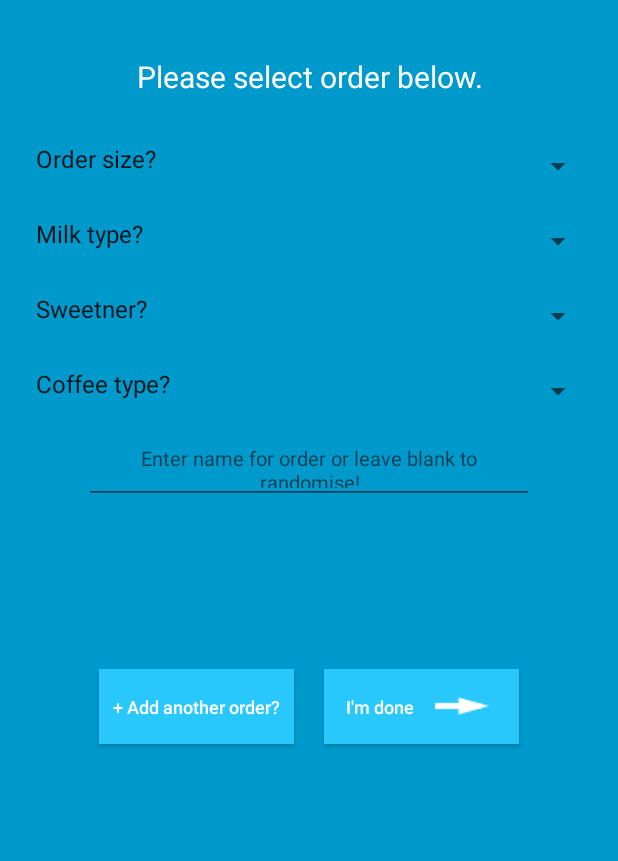
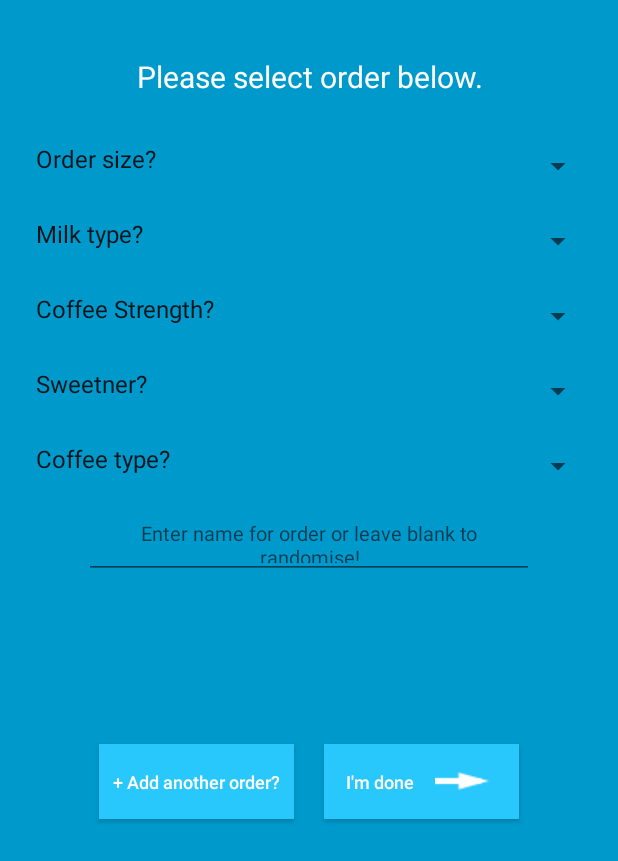
Before and after one commit to poppito/ShortBlack, an Android app: the screen it shows after launch (Orderise), on a phone screen of 412 x 824 dp. Shown: the top 861 px of the screen. Run offline under Robolectric (Android 15) with nearby library versions, the phone set to English and light mode, and no system bars.

Commit message:
coffee strength added

```diff
--- a/app/src/main/java/com/noni/Orderise/Orderise.java
+++ b/app/src/main/java/com/noni/Orderise/Orderise.java
@@ -39,11 +39,12 @@ public class Orderise extends AppCompatActivity implements OnClickListener, Adap
     private ImageButton closeKeyboard;
     private InputMethodManager imm;
     private ArrayList<String> coffeeOrders;
-    private Spinner mAdditiveChoicesSpinner, mMilkChoicesSpinner, mOrderSizesSpinner, mCoffeeTypeSpinner;
+    private Spinner mAdditiveChoicesSpinner, mMilkChoicesSpinner, mOrderSizesSpinner, mCoffeeTypeSpinner, mCoffeeStrengthSpinner;
     private static final String milkChoice = "milkChoice";
     private static final String orderSize = "orderSize";
     private static final String coffeeType = "coffeeType";
     private static final String additiveCoice = "additiveChoice";
+    private static final String coffeeStrength = "strength";
 
     @Override
     protected void onCreate(Bundle savedInstanceState) {
@@ -72,7 +73,8 @@ public class Orderise extends AppCompatActivity implements OnClickListener, Adap
         mAdditiveChoicesSpinner = (Spinner) findViewById(R.id.additiveChoicesSpinner);
         mOrderSizesSpinner = (Spinner) findViewById(R.id.orderSizesSpinner);
         mCoffeeTypeSpinner = (Spinner) findViewById(R.id.coffeeTypeSpinner);
-        mMilkChoicesSpinner = (Spinner) findViewById(milkChoicesSpinner);
+        mMilkChoicesSpinner = (Spinner) findViewById(R.id.milkChoicesSpinner);
+        mCoffeeStrengthSpinner = (Spinner) findViewById(R.id.coffeeStrength);
 
 
         ArrayAdapter<CharSequence> mAdditiveAdapter = ArrayAdapter.createFromResource(this, R.array.additiveArray, android.R.layout.simple_spinner_item);
@@ -91,11 +93,16 @@ public class Orderise extends AppCompatActivity implements OnClickListener, Adap
         mMilkChoicesAdapter.setDropDownViewResource(android.R.layout.simple_spinner_dropdown_item);
         mMilkChoicesSpinner.setAdapter(mMilkChoicesAdapter);
 
+        ArrayAdapter<CharSequence> mCoffeeStrengthAdapter = ArrayAdapter.createFromResource(this, R.array.coffeeStrengthArray, android.R.layout.simple_spinner_item);
+        mCoffeeStrengthAdapter.setDropDownViewResource(android.R.layout.simple_spinner_dropdown_item);
+        mCoffeeStrengthSpinner.setAdapter(mCoffeeStrengthAdapter);
+
         //initialise listeners for every single spinner
         mAdditiveChoicesSpinner.setOnItemSelectedListener(this);
         mCoffeeTypeSpinner.setOnItemSelectedListener(this);
         mMilkChoicesSpinner.setOnItemSelectedListener(this);
         mOrderSizesSpinner.setOnItemSelectedListener(this);
+        mCoffeeStrengthSpinner.setOnItemSelectedListener(this);
         imm = (InputMethodManager) getSystemService(Context.INPUT_METHOD_SERVICE);
 
         //Initialise submit button
@@ -152,6 +159,13 @@ public class Orderise extends AppCompatActivity implements OnClickListener, Adap
                 }
                 break;
             }
+            case R.id.coffeeStrength: {
+                if (position != 0) {
+                    Log.v(TAG, parent.getItemAtPosition(position).toString());
+                    valuesMap.put(coffeeStrength, parent.getItemAtPosition(position).toString());
+                }
+                break;
+            }
         }
         enableSaveButton();
         enableSubmitButton();
@@ -163,7 +177,7 @@ public class Orderise extends AppCompatActivity implements OnClickListener, Adap
         }
         else if (allValuesValidated(valuesMap)) {
             validateGeneratedName();
-            coffeeOrders.add(valuesMap.get(orderSize) + " " + (valuesMap.get(coffeeType)) + " with " + valuesMap.get(milkChoice) + " and " + valuesMap.get(additiveCoice) + " for " + name);
+            coffeeOrders.add(valuesMap.get(orderSize) + " " + (valuesMap.get(coffeeStrength)) + " " + (valuesMap.get(coffeeType)) + " with " + valuesMap.get(milkChoice) + " and " + valuesMap.get(additiveCoice) + " for " + name);
             name = "";
             return true;
         }
@@ -171,7 +185,7 @@ public class Orderise extends AppCompatActivity implements OnClickListener, Adap
     }
 
     public boolean allValuesValidated(HashMap<String, String> map) {
-        if ((map.get(coffeeType) != null) && (map.get(orderSize) != null) && (map.get(additiveCoice) != null) && (map.get(milkChoice) != null)) {
+        if ((map.get(coffeeType) != null) && (map.get(orderSize) != null) && (map.get(additiveCoice) != null) && (map.get(milkChoice) != null) && (map.get(coffeeStrength) != null)) {
             return true;
         }
         return false;
@@ -230,6 +244,7 @@ public class Orderise extends AppCompatActivity implements OnClickListener, Adap
         mCoffeeTypeSpinner.setSelection(0);
         mMilkChoicesSpinner.setSelection(0);
         mOrderSizesSpinner.setSelection(0);
+        mCoffeeStrengthSpinner.setSelection(0);
     }
 
     @Override
@@ -283,6 +298,8 @@ public class Orderise extends AppCompatActivity implements OnClickListener, Adap
         } else if (map.get(orderSize) == null) {
             statusText.setText("How about an order size? :)");
             statusText.setTextColor(getResources().getColor(R.color.warning_text_colour));
+        } else if (map.get(coffeeStrength) == null) {
+            statusText.setText("How about coffee strength? :)");
         }
     }
 
@@ -296,7 +313,7 @@ public class Orderise extends AppCompatActivity implements OnClickListener, Adap
 
     public void refreshListView(HashMap<String, String> map) {
         validateGeneratedName();
-        coffeeOrders.add(map.get(orderSize) + " " + (map.get(coffeeType)) + " with " + map.get(milkChoice) + " and " + map.get(additiveCoice) + " for " + name);
+        coffeeOrders.add(valuesMap.get(orderSize) + " " + (valuesMap.get(coffeeStrength)) + " " + (valuesMap.get(coffeeType)) + " with " + valuesMap.get(milkChoice) + " and " + valuesMap.get(additiveCoice) + " for " + name);
         name = "";
         final Snackbar sb = Snackbar.make(findViewById(android.R.id.content), "added a " + coffeeOrders.get(coffeeOrders.size() - 1), Snackbar.LENGTH_LONG);
         sb.setAction("Undo", new View.OnClickListener() {
--- a/app/src/main/res/layout/activity_short_black.xml
+++ b/app/src/main/res/layout/activity_short_black.xml
@@ -41,6 +41,13 @@
         </Spinner>
         <Spinner
             android:id="@+id/milkChoicesSpinner"
+            android:layout_width="match_parent"
+            android:layout_height="@dimen/textHeight"
+            android:gravity="center_horizontal"
+            android:paddingBottom="@dimen/linear_layout_spacers">
+        </Spinner>
+        <Spinner
+            android:id="@+id/coffeeStrength"
             android:layout_width="match_parent"
             android:layout_height="@dimen/textHeight"
             android:gravity="center_horizontal"
--- a/app/src/main/res/values/strings.xml
+++ b/app/src/main/res/values/strings.xml
@@ -44,7 +44,13 @@
         <item>four sugars</item>
         <item>honey</item>
     </string-array>
-
+    <string-array name="coffeeStrengthArray">
+        <item>Coffee Strength?</item>
+        <item>single shot</item>
+        <item>double shot</item>
+        <item>strong </item>
+        <item>decaf</item>
+    </string-array>
     <string-array name="cofeeTypeArray">
         <item>Coffee type?</item>
         <item>Latte</item>
@@ -53,7 +59,6 @@
         <item>Mochaccino</item>
         <item>Flat White</item>
         <item>Chai Latte</item>
-        <item>Decaf</item>
     </string-array>
     <string name="title_activity_find_it">Map</string>
     <string name="title_activity_order_details">Order_details</string>
```
